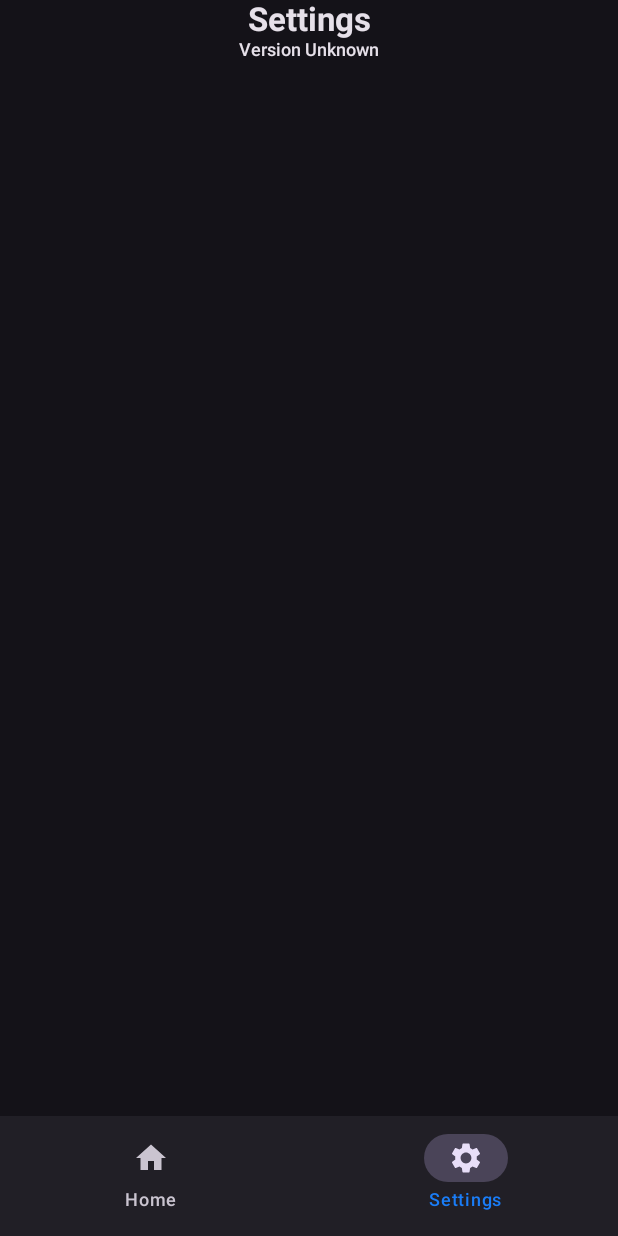
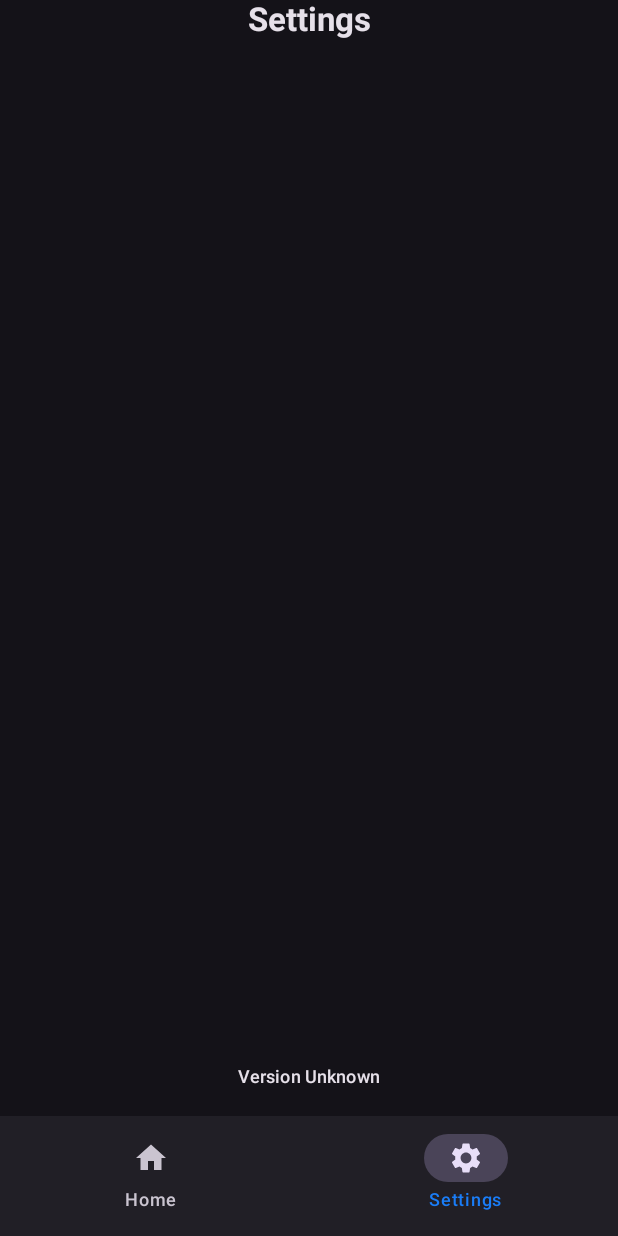
Before and after one commit to digrec/hodl, an Android app built with Jetpack Compose: the settings screen opened through its navigation route, on a phone screen of 412 x 824 dp. Run offline under Robolectric (Android 15) with nearby library versions, the phone set to English and light mode, and no system bars; our stand-ins replace Compose Multiplatform resources, navigation suite.

Commit message:
fix(settings): move app version to bottom of the screen

```diff
--- a/shared/src/commonMain/kotlin/com/digrec/hodl/feature/settings/ui/SettingsScreen.kt
+++ b/shared/src/commonMain/kotlin/com/digrec/hodl/feature/settings/ui/SettingsScreen.kt
@@ -1,14 +1,17 @@
 package com.digrec.hodl.feature.settings.ui
 
+import androidx.compose.foundation.layout.Arrangement
 import androidx.compose.foundation.layout.Column
 import androidx.compose.foundation.layout.fillMaxSize
 import androidx.compose.foundation.layout.fillMaxWidth
+import androidx.compose.foundation.layout.padding
 import androidx.compose.foundation.layout.safeContentPadding
 import androidx.compose.material3.Surface
 import androidx.compose.material3.Text
 import androidx.compose.runtime.Composable
 import androidx.compose.ui.Alignment
 import androidx.compose.ui.Modifier
+import androidx.compose.ui.unit.dp
 import androidx.navigation.NavHostController
 import com.digrec.hodl.ui.theme.App
 import hodl.shared.generated.resources.Res
@@ -33,8 +36,10 @@ fun SettingsScreen(
         Column(
             Modifier
                 .fillMaxWidth()
+                .fillMaxSize()
                 .safeContentPadding(),
             horizontalAlignment = Alignment.CenterHorizontally,
+            verticalArrangement = Arrangement.SpaceBetween
         ) {
             Text(
                 text = stringResource(Res.string.settings),
@@ -42,7 +47,8 @@ fun SettingsScreen(
             )
             Text(
                 text = stringResource(Res.string.app_version, viewModel.appVersion),
-                style = App.typographies.body,
+                style = App.typographies.label,
+                modifier = Modifier.padding(bottom = 16.dp)
             )
         }
     }
```
